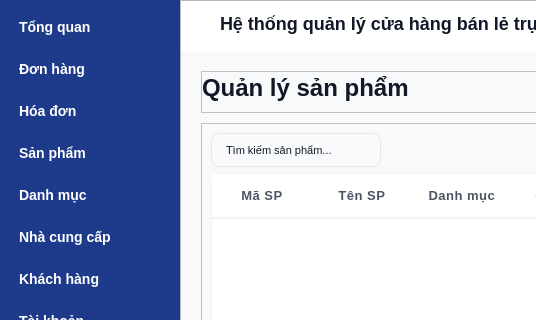
Above: ui/main.ui from doandt0612/retail-store-management before the change; both pictures show x 0 to 536 and y 0 to 320 of the 819 by 600 pixel window. Below: the same form after it.
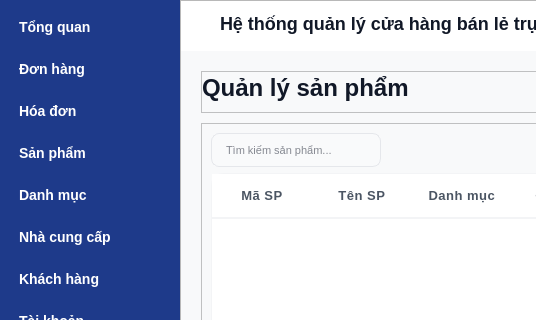
That is the form after the change. The open tabs and pages were chosen to show the change.

What changed in the file:
```diff
--- a/ui/main.ui
+++ b/ui/main.ui
@@ -1048,6 +1048,9 @@
                 <item>
                  <widget class="QLineEdit" name="txtTimSP_2">
                   <property name="text">
+                   <string/>
+                  </property>
+                  <property name="placeholderText">
                    <string>Tìm kiếm sản phẩm...</string>
                   </property>
                  </widget>
```
Left out of the diff: 2 changed lines with no effect on the pictures.
